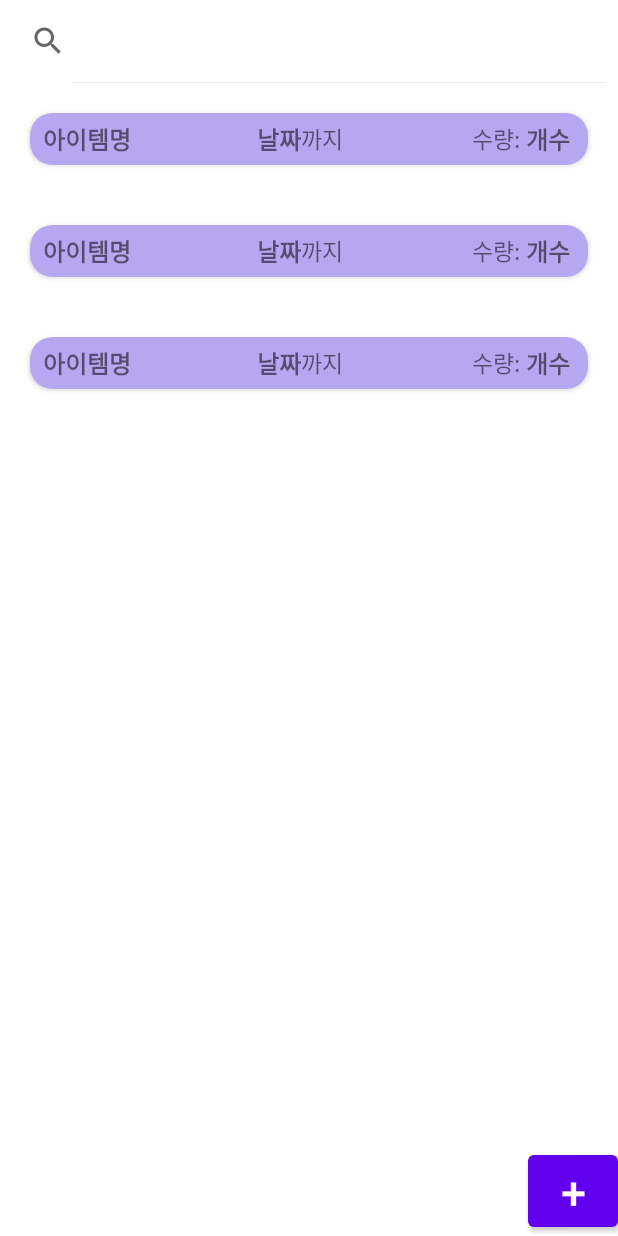
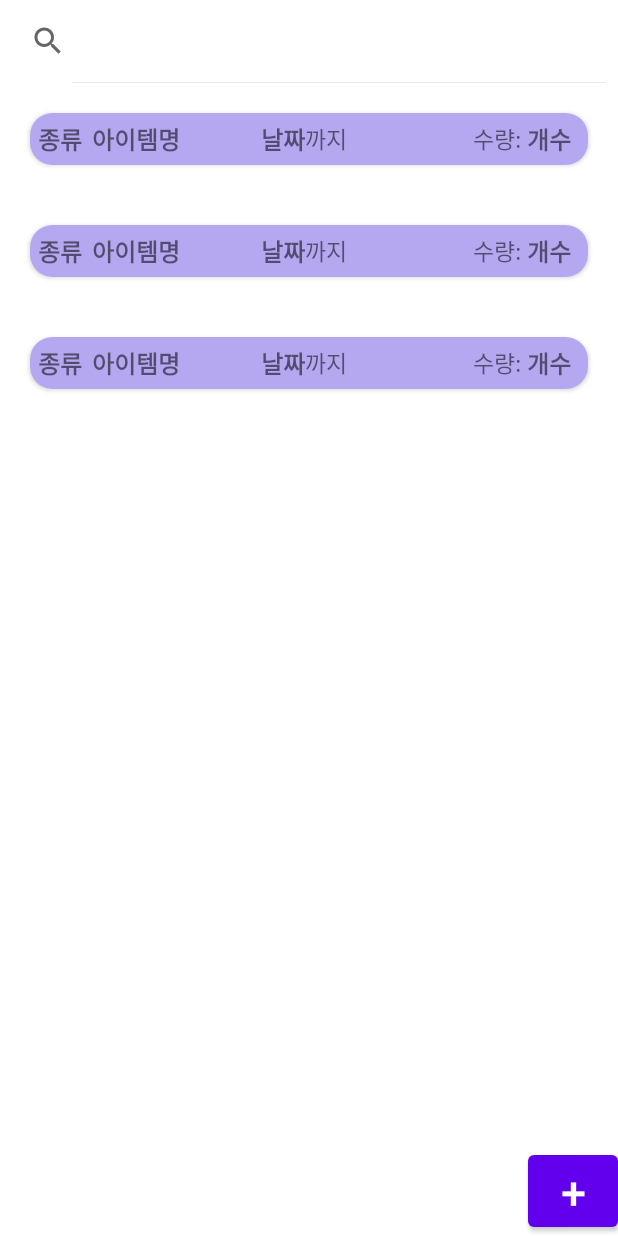
Before and after one commit to SonDaAe/Phone-Fridge, an Android app: the layout fragment_home.xml on its own in the app's theme, with its tools: preview values and no code run, on a phone screen of 412 x 824 dp. Run offline under Robolectric (Android 15) with nearby library versions, the light colour scheme and no system bars.

Commit message:
상품 종류 추가

```diff
--- a/app/src/main/java/kr/ac/kumoh/s20190610/first/MyAdapter.kt
+++ b/app/src/main/java/kr/ac/kumoh/s20190610/first/MyAdapter.kt
@@ -6,6 +6,7 @@ import android.util.Log
 import android.view.LayoutInflater
 import android.view.View
 import android.view.ViewGroup
+import android.widget.EditText
 import android.widget.TextView
 import androidx.recyclerview.widget.RecyclerView
 import kr.ac.kumoh.s20190610.first.HomeFragment.Companion.EDIT_ACTIVITY_REQUEST_CODE
@@ -20,6 +21,7 @@ class MyAdapter(val itemList: ArrayList<MyItem>) : RecyclerView.Adapter<MyAdapte
 
     // ViewHolder 클래스
     inner class ViewHolder(itemView: View) : RecyclerView.ViewHolder(itemView){
+        val type: TextView = itemView.findViewById(R.id.tv_item_type)
         val productText: TextView = itemView.findViewById(R.id.tv_item_name)
         val expirationDateText: TextView = itemView.findViewById(R.id.tv_item_date)
         val numText: TextView = itemView.findViewById(R.id.tv_item_counts)
@@ -32,6 +34,7 @@ class MyAdapter(val itemList: ArrayList<MyItem>) : RecyclerView.Adapter<MyAdapte
 
                     val intent = Intent(itemView.context, EditActivity::class.java).apply {
                         putExtra("position", position)
+                        putExtra("type", selectedMyItem.type)
                         putExtra("product", selectedMyItem.product)
                         putExtra("expirationDate", selectedMyItem.expirationDate)
                         putExtra("num", selectedMyItem.num)
@@ -45,7 +48,6 @@ class MyAdapter(val itemList: ArrayList<MyItem>) : RecyclerView.Adapter<MyAdapte
 
         fun updateCount(count: String) {
             numText.text = count
-            Log.v("updateCount", "호출")
         }
     }
 
@@ -57,6 +59,7 @@ class MyAdapter(val itemList: ArrayList<MyItem>) : RecyclerView.Adapter<MyAdapte
 
     // onBindViewHolder: 뷰홀더에 데이터 바인딩
     override fun onBindViewHolder(holder: ViewHolder, position: Int) {
+        holder.type.text = itemList[position].type
         holder.productText.text = itemList[position].product
         holder.expirationDateText.text = itemList[position].expirationDate
         holder.numText.text = itemList[position].num
--- a/app/src/main/java/kr/ac/kumoh/s20190610/first/MyItem.kt
+++ b/app/src/main/java/kr/ac/kumoh/s20190610/first/MyItem.kt
@@ -1,6 +1,6 @@
 package kr.ac.kumoh.s20190610.first
 
-data class MyItem(val product: String, val expirationDate: String, var num: String) {
+data class MyItem(val type: String, val product: String, val expirationDate: String, var num: String) {
     var updatedCount: Int = 0
 
 }
--- a/app/src/main/res/layout/item_view.xml
+++ b/app/src/main/res/layout/item_view.xml
@@ -13,9 +13,20 @@
         android:orientation="horizontal"
         android:padding="5dp">
         <TextView
+            android:id="@+id/tv_item_type"
+            android:layout_width="wrap_content"
+            android:layout_height="wrap_content"
+            android:layout_gravity="center_vertical"
+            android:layout_marginRight="3dp"
+            android:maxLength="5"
+            android:text="종류"
+            android:textStyle="bold"
+            android:textSize="16dp">
+        </TextView>
+        <TextView
             android:id="@+id/tv_item_name"
             android:layout_width="0dp"
-            android:layout_weight="1"
+            android:layout_weight="0.8"
             android:layout_height="wrap_content"
             android:layout_gravity="center_vertical"
             android:layout_marginStart="3dp"
```
Also changed, not shown: app/src/main/java/kr/ac/kumoh/s20190610/first/AddActivity.kt (+6 -2 lines), app/src/main/java/kr/ac/kumoh/s20190610/first/HomeFragment.kt (+6 -2 lines), app/src/main/res/layout/activity_add.xml (+24 -0 lines).
